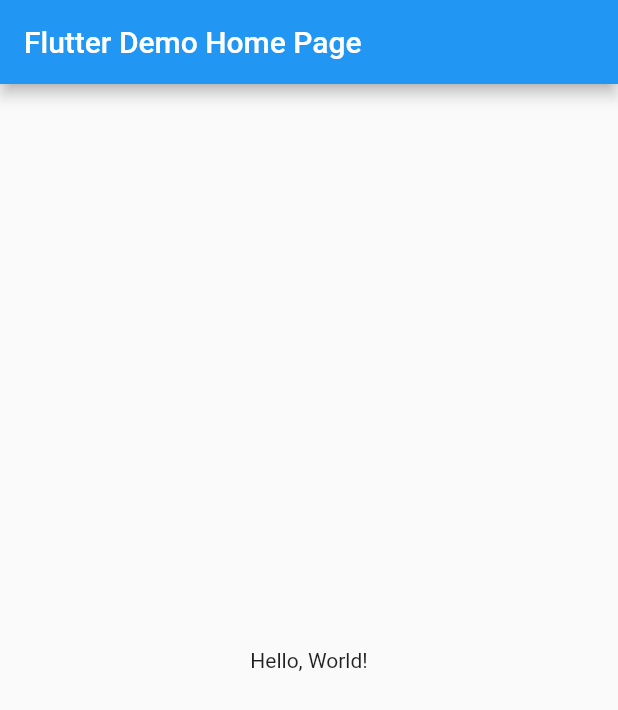
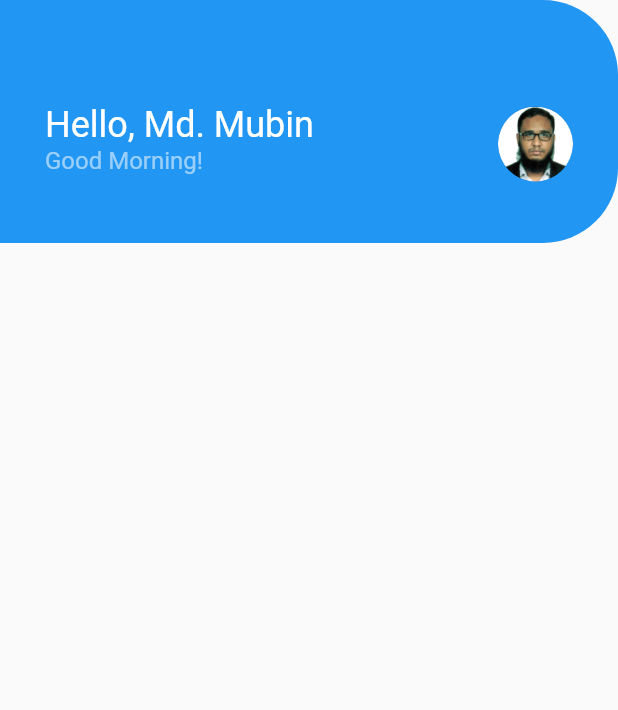
Before and after one commit to mumah-code/Dashboard_UI, a Flutter app: the screen it shows after launch, on a phone screen of 412 x 824 dp. Shown: the top 710 px of the screen. Run offline on Flutter 3.47's test engine with Material 2 defaults, Android fonts, the phone set to English and light mode, and no system bars.

Commit message:
initial commit

```diff
--- a/lib/main.dart
+++ b/lib/main.dart
@@ -8,8 +8,9 @@ class MyApp extends StatelessWidget {
   @override
   Widget build(BuildContext context) {
     return MaterialApp(
+      debugShowCheckedModeBanner: false,
       // Application name
-      title: 'Flutter Hello World',
+      title: 'Dashboard',
       // Application theme data, you can set the colors for the application as
       // you want
       theme: ThemeData(
@@ -28,14 +29,47 @@ class MyHomePage extends StatelessWidget {
   @override
   Widget build(BuildContext context) {
     return Scaffold(
-      appBar: AppBar(
-        // The title text which will be shown on the action bar
-        title: Text(title),
-      ),
-      body: Center(
-        child: Text(
-          'Hello, World!',
-        ),
+      body: ListView(
+        padding: EdgeInsets.zero,
+        children: [
+          Container(
+            decoration: BoxDecoration(
+              color: Theme.of(context).primaryColor,
+              borderRadius: const BorderRadius.only(
+                bottomRight: Radius.circular(50),
+                topRight: Radius.circular(50),
+              ),
+            ),
+            child: Column(
+              children: [
+                const SizedBox(height: 60),
+                ListTile(
+                  contentPadding: const EdgeInsets.symmetric(horizontal: 30),
+                  //leading: Icon(Icons.dashboard),
+                  title: Text(
+                    "Hello, Md. Mubin",
+                    style: Theme.of(context).textTheme.headlineSmall?.copyWith(
+                          color: Colors.white,
+                        ),
+                  ),
+                  subtitle: Text(
+                    "Good Morning!",
+                    style: Theme.of(context).textTheme.titleMedium?.copyWith(
+                          color: Colors.white54,
+                        ),
+                  ),
+                  trailing: const CircleAvatar(
+                    radius: 25,
+                    backgroundImage: AssetImage('lib/myphoto.png'),
+                  ),
+                ),
+                const SizedBox(
+                  height: 30,
+                )
+              ],
+            ),
+          ),
+        ],
       ),
     );
   }
--- a/pubspec.yaml
+++ b/pubspec.yaml
@@ -1,4 +1,4 @@
-name: weatherapp
+name: dashboardapp
 description: A new Flutter project.
 
 # The following defines the version and build number for your application.
@@ -43,8 +43,8 @@ flutter:
   uses-material-design: true
 
   # To add assets to your application, add an assets section, like this:
-  # assets:
-  #  - images/a_dot_burr.jpeg
+  assets:
+    - lib/myphoto.png
   #  - images/a_dot_ham.jpeg
 
   # An image asset can refer to one or more resolution-specific "variants", see
```
Also changed, not shown: lib/myphoto.png (added).
